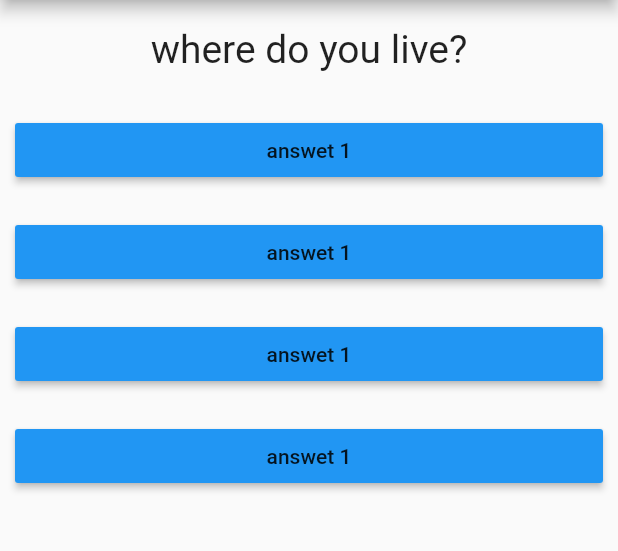
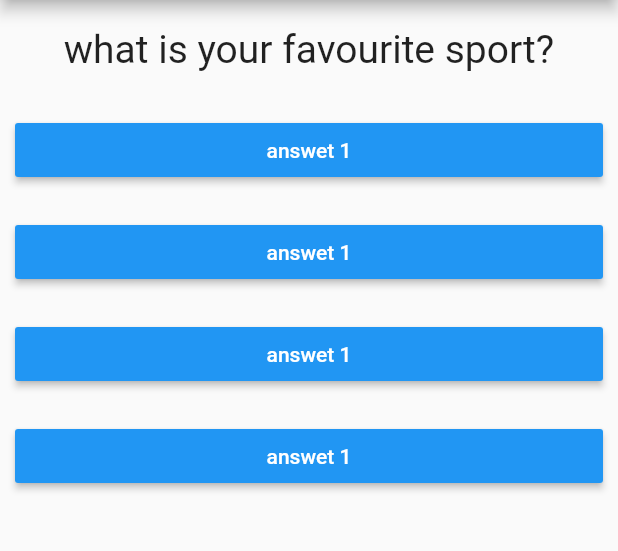
Before and after one commit to Miroj-Chamling/Flutter_quizApp, a Flutter app: the screen it shows after launch, after a tap on "answet 1", on a phone screen of 412 x 824 dp, the part 84-635 px from its top. Run offline on Flutter 3.47's test engine with Material 2 defaults, Android fonts, the phone set to English and light mode, and no system bars; missing offline and left inert: dart:html.

Commit message:
Some additional changes

```diff
--- a/lib/answer.dart
+++ b/lib/answer.dart
@@ -12,6 +12,7 @@ class Answer extends StatelessWidget {
       margin: EdgeInsets.all(10),
       child: RaisedButton(
         color: Colors.blue,
+        textColor: Colors.white,
         child: Text('answet 1'),
         //onPressed: () => print('you clicked 1'),this is to give the in the terminal
         onPressed: selectHandler,
--- a/lib/main.dart
+++ b/lib/main.dart
@@ -24,11 +24,34 @@ class _MyAppState extends State<MyApp> {
     setState(() {
       _indexNumber = _indexNumber + 1;
     });
-    print(_indexNumber);
+    print('you pressed the button $_indexNumber times');
   }
 
   @override
-  var questions = ['what is your name?', 'where do you live?'];
+  var questions = [
+    /*here {} is used to make a map we can even use map() function to create
+    a map but {} is a short way to create a map*/
+    /*
+    Dart Map is an object that stores data in the form of a key-value pair.
+    here, 'questionText' is the key value.
+    */
+    {
+      'questionText': 'what is your favourite fruit?',
+      'answer': ['apple', 'banana', 'grape', 'mango'],
+    },
+    {
+      'questionText': 'what is your favourite sport?',
+      'answer': ['football', 'chess', 'basketball', 'cricket'],
+    },
+    {
+      'questionText': 'what is your favourite song?',
+      'answer': ['kutu ma kutu', 'night changes', 'yatri', 'simsime pani'],
+    },
+    {
+      'questionText': 'what is your favourite color?',
+      'answer': ['red', 'blue', 'green', 'pink'],
+    },
+  ];
   Widget build(BuildContext context) {
     return MaterialApp(
         home: Scaffold(
@@ -37,7 +60,7 @@ class _MyAppState extends State<MyApp> {
             ),
             body: Column(
               children: [
-                Question(questions[_indexNumber]),
+                Question(questions[_indexNumber]['questionText'] as String),
                 Answer(_questionAnswer),
                 Answer(_questionAnswer),
                 Answer(_questionAnswer),
```
